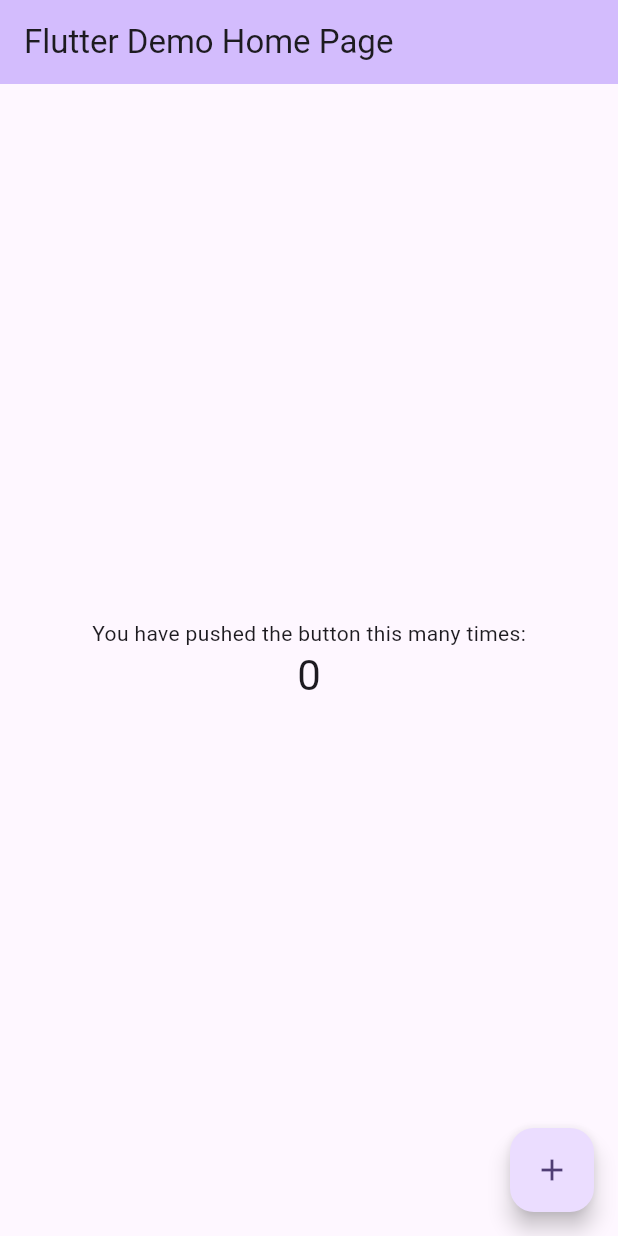
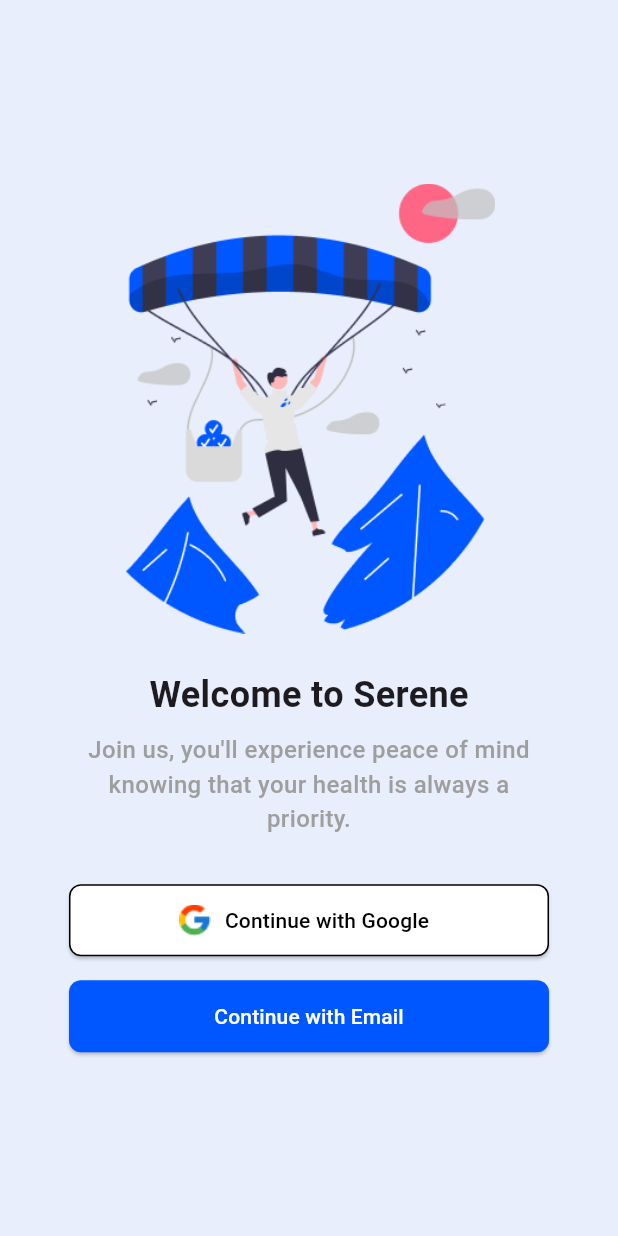
Before and after one commit to pavellsan8/serene_app_ui, a Flutter app: the screen it shows after launch, on a phone screen of 412 x 824 dp. Run offline on Flutter 3.47's test engine with Material 3 defaults, Android fonts, the light colour scheme and no system bars.

Commit message:
Setup get started page

```diff
--- a/lib/main.dart
+++ b/lib/main.dart
@@ -1,125 +1,28 @@
 import 'package:flutter/material.dart';
+import 'package:provider/provider.dart';
+
+import 'package:serene_app/viewmodels/auth/get_started_viewmodel.dart';
+import 'package:serene_app/views/get_started/get_started_view.dart';
 
 void main() {
-  runApp(const MyApp());
+  runApp(
+    MultiProvider(
+      providers: [
+        ChangeNotifierProvider(create: (_) => AuthViewModel()),
+      ],
+      child: const MyApp(),
+    ),
+  );
 }
 
 class MyApp extends StatelessWidget {
   const MyApp({super.key});
 
-  // This widget is the root of your application.
   @override
   Widget build(BuildContext context) {
-    return MaterialApp(
-      title: 'Flutter Demo',
-      theme: ThemeData(
-        // This is the theme of your application.
-        //
-        // TRY THIS: Try running your application with "flutter run". You'll see
-        // the application has a purple toolbar. Then, without quitting the app,
-        // try changing the seedColor in the colorScheme below to Colors.green
-        // and then invoke "hot reload" (save your changes or press the "hot
-        // reload" button in a Flutter-supported IDE, or press "r" if you used
-        // the command line to start the app).
-        //
-        // Notice that the counter didn't reset back to zero; the application
-        // state is not lost during the reload. To reset the state, use hot
-        // restart instead.
-        //
-        // This works for code too, not just values: Most code changes can be
-        // tested with just a hot reload.
-        colorScheme: ColorScheme.fromSeed(seedColor: Colors.deepPurple),
-        useMaterial3: true,
-      ),
-      home: const MyHomePage(title: 'Flutter Demo Home Page'),
+    return const MaterialApp(
+      debugShowCheckedModeBanner: false,
+      home: GetStartedScreen(),
     );
   }
 }
-
-class MyHomePage extends StatefulWidget {
-  const MyHomePage({super.key, required this.title});
-
-  // This widget is the home page of your application. It is stateful, meaning
-  // that it has a State object (defined below) that contains fields that affect
-  // how it looks.
-
-  // This class is the configuration for the state. It holds the values (in this
-  // case the title) provided by the parent (in this case the App widget) and
-  // used by the build method of the State. Fields in a Widget subclass are
-  // always marked "final".
-
-  final String title;
-
-  @override
-  State<MyHomePage> createState() => _MyHomePageState();
-}
-
-class _MyHomePageState extends State<MyHomePage> {
-  int _counter = 0;
-
-  void _incrementCounter() {
-    setState(() {
-      // This call to setState tells the Flutter framework that something has
-      // changed in this State, which causes it to rerun the build method below
-      // so that the display can reflect the updated values. If we changed
-      // _counter without calling setState(), then the build method would not be
-      // called again, and so nothing would appear to happen.
-      _counter++;
-    });
-  }
-
-  @override
-  Widget build(BuildContext context) {
-    // This method is rerun every time setState is called, for instance as done
-    // by the _incrementCounter method above.
-    //
-    // The Flutter framework has been optimized to make rerunning build methods
-    // fast, so that you can just rebuild anything that needs updating rather
-    // than having to individually change instances of widgets.
-    return Scaffold(
-      appBar: AppBar(
-        // TRY THIS: Try changing the color here to a specific color (to
-        // Colors.amber, perhaps?) and trigger a hot reload to see the AppBar
-        // change color while the other colors stay the same.
-        backgroundColor: Theme.of(context).colorScheme.inversePrimary,
-        // Here we take the value from the MyHomePage object that was created by
-        // the App.build method, and use it to set our appbar title.
-        title: Text(widget.title),
-      ),
-      body: Center(
-        // Center is a layout widget. It takes a single child and positions it
-        // in the middle of the parent.
-        child: Column(
-          // Column is also a layout widget. It takes a list of children and
-          // arranges them vertically. By default, it sizes itself to fit its
-          // children horizontally, and tries to be as tall as its parent.
-          //
-          // Column has various properties to control how it sizes itself and
-          // how it positions its children. Here we use mainAxisAlignment to
-          // center the children vertically; the main axis here is the vertical
-          // axis because Columns are vertical (the cross axis would be
-          // horizontal).
-          //
-          // TRY THIS: Invoke "debug painting" (choose the "Toggle Debug Paint"
-          // action in the IDE, or press "p" in the console), to see the
-          // wireframe for each widget.
-          mainAxisAlignment: MainAxisAlignment.center,
-          children: <Widget>[
-            const Text(
-              'You have pushed the button this many times:',
-            ),
-            Text(
-              '$_counter',
-              style: Theme.of(context).textTheme.headlineMedium,
-            ),
-          ],
-        ),
-      ),
-      floatingActionButton: FloatingActionButton(
-        onPressed: _incrementCounter,
-        tooltip: 'Increment',
-        child: const Icon(Icons.add),
-      ), // This trailing comma makes auto-formatting nicer for build methods.
-    );
-  }
-}
--- /dev/null
+++ b/lib/models/auth/get_started_model.dart
@@ -0,0 +1,6 @@
+class AuthModel {
+  final String? userId;
+  final String? email;
+
+  AuthModel({this.userId, this.email});
+}
--- /dev/null
+++ b/lib/utils/colors.dart
@@ -0,0 +1,6 @@
+import 'package:flutter/material.dart';
+
+class AppColors {
+  static const Color buttonColor = Color(0xFF0057FF);
+  static const Color backgroundColor = Color(0xFFE8EEFC);
+}
--- /dev/null
+++ b/lib/views/get_started/get_started_view.dart
@@ -0,0 +1,105 @@
+import 'package:flutter/material.dart';
+import 'package:provider/provider.dart';
+
+import '../../viewmodels/auth/get_started_viewmodel.dart';
+import '../../utils/colors.dart';
+
+class GetStartedScreen extends StatelessWidget {
+  const GetStartedScreen({super.key});
+
+  @override
+  Widget build(BuildContext context) {
+    final authViewModel = Provider.of<AuthViewModel>(context);
+
+    return Scaffold(
+      backgroundColor: AppColors.backgroundColor,
+      body: SafeArea(
+        child: Padding(
+          padding: const EdgeInsets.symmetric(
+            horizontal: 46,
+          ),
+          child: Column(
+            mainAxisAlignment: MainAxisAlignment.center,
+            children: [
+              Image.asset(
+                'assets/images/get_started/welcome.png',
+                height: 300,
+              ),
+              const SizedBox(height: 24),
+              const Text(
+                "Welcome to Serene",
+                style: TextStyle(
+                  fontSize: 24,
+                  fontWeight: FontWeight.w700,
+                ),
+              ),
+              const SizedBox(height: 8),
+              const Text(
+                "Join us, you'll experience peace of mind knowing that your health is always a priority.",
+                textAlign: TextAlign.center,
+                style: TextStyle(
+                  fontSize: 16,
+                  fontWeight: FontWeight.w500,
+                  color: Colors.grey,
+                ),
+              ),
+              const SizedBox(height: 32),
+              SizedBox(
+                width: double.infinity,
+                height: 48,
+                child: ElevatedButton.icon(
+                  onPressed: authViewModel.isLoading
+                      ? null
+                      : () {
+                          authViewModel.signInWithGoogle();
+                        },
+                  icon: Image.asset(
+                    'assets/icons/icon_google.png',
+                    height: 24,
+                  ),
+                  label: authViewModel.isLoading
+                      ? const CircularProgressIndicator()
+                      : const Text("Continue with Google"),
+                  style: ElevatedButton.styleFrom(
+                    backgroundColor: Colors.white,
+                    foregroundColor: Colors.black,
+                    shape: RoundedRectangleBorder(
+                      borderRadius: BorderRadius.circular(8),
+                      side: const BorderSide(color: Colors.black),
+                    ),
+                  ),
+                ),
+              ),
+              const SizedBox(height: 16),
+              SizedBox(
+                width: double.infinity,
+                height: 48,
+                child: ElevatedButton(
+                  onPressed: () {
+                    Navigator.push(
+                      context,
+                      MaterialPageRoute(
+                        builder: (context) =>
+                            const GetStartedScreen(), //LoginScreen(),
+                      ),
+                    );
+                  },
+                  style: ElevatedButton.styleFrom(
+                    backgroundColor: AppColors.buttonColor,
+                    shape: RoundedRectangleBorder(
+                      borderRadius: BorderRadius.circular(8),
+                    ),
+                  ),
+                  child: const Text(
+                    "Continue with Email",
+                    style: TextStyle(color: Colors.white),
+                  ),
+                ),
+              ),
+            ],
+          ),
+        ),
+      ),
+    );
+  }
+}
```
Also changed, not shown: lib/utils/routes.dart (added, +26 -0 lines), lib/viewmodels/auth/get_started_viewmodel.dart (added, +25 -0 lines), pubspec.yaml (+6 -45 lines), assets/icons/icon_google.png (added), assets/images/get_started/welcome.jpg (added), assets/images/get_started/welcome.png (added), pubspec.lock.
